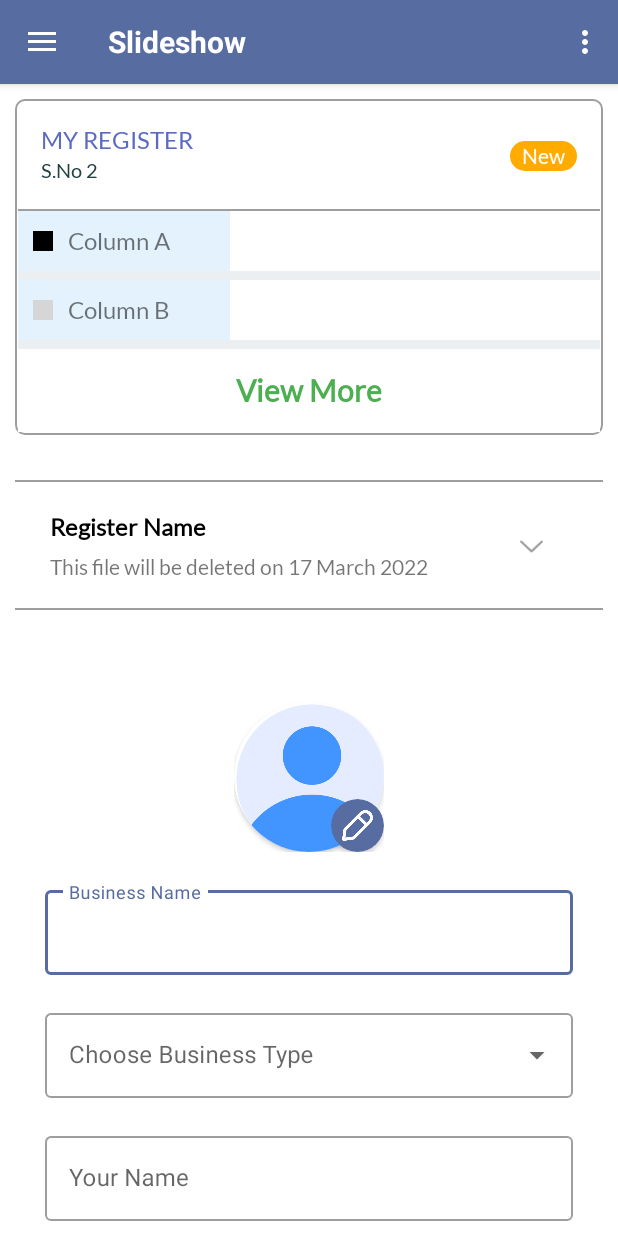
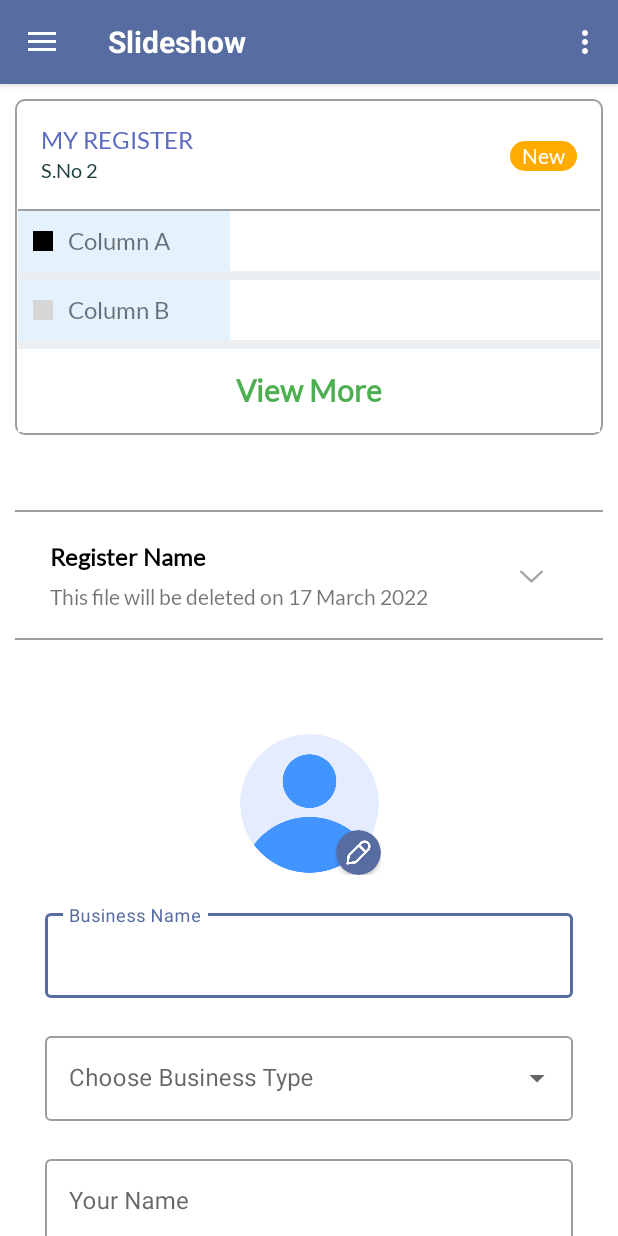
Before and after one commit to MayankChowdhary/DraggerList, an Android app: the screen it shows after launch (MainActivity), on a phone screen of 412 x 824 dp. Run offline under Robolectric (Android 15) with nearby library versions, the light colour scheme and no system bars; our stand-ins replace navigation-ui; Roboto replaces fonts that are not available here.

Commit message:
Added edit profile layout

```diff
--- a/app/src/main/res/layout/edit_profile_layout.xml
+++ b/app/src/main/res/layout/edit_profile_layout.xml
@@ -16,22 +16,23 @@
         app:layout_constraintTop_toTopOf="parent">
 
         <androidx.cardview.widget.CardView
-            android:layout_width="100dp"
-            android:layout_height="100dp"
-            app:cardBackgroundColor="@color/white"
-            app:cardCornerRadius="250dp">
+            android:layout_width="95dp"
+            android:layout_height="95dp"
+            app:cardCornerRadius="250dp"
+            android:background="@color/white"
+            app:cardElevation="0dp">
 
             <ImageView
                 android:id="@+id/profile_image"
-                android:layout_width="104dp"
-                android:layout_height="104dp"
+                android:layout_width="95dp"
+                android:layout_height="95dp"
                 android:scaleType="centerCrop"
                 android:src="@drawable/user_profile" />
         </androidx.cardview.widget.CardView>
 
         <androidx.cardview.widget.CardView
-            android:layout_width="35dp"
-            android:layout_height="35dp"
+            android:layout_width="30dp"
+            android:layout_height="30dp"
             android:layout_gravity="bottom|end"
             android:layout_marginStart="10dp"
             android:layout_marginTop="10dp"
@@ -40,8 +41,8 @@
 
             <ImageView
                 android:id="@+id/profile_image_edit"
-                android:layout_width="35dp"
-                android:layout_height="35dp"
+                android:layout_width="30dp"
+                android:layout_height="30dp"
                 android:padding="5dp"
                 android:scaleType="centerCrop"
                 android:src="@drawable/edit_profile"
@@ -155,12 +156,13 @@
         android:layout_width="wrap_content"
         android:layout_height="wrap_content"
         android:text="Delete Business"
-        android:textSize="20sp"
+        android:textSize="18sp"
         android:fontFamily="@font/lato"
         android:textColor="@color/red"
         android:layout_marginTop="30dp"
         android:drawableStart="@drawable/delete"
         android:drawableTint="@color/red"
+        android:textStyle="bold"
         android:drawablePadding="10dp"
         app:layout_constraintEnd_toEndOf="parent"
         app:layout_constraintStart_toStartOf="parent"
@@ -172,10 +174,12 @@
         style="@style/Widget.MaterialComponents.Button"
         android:text="Save"
         android:textAllCaps="false"
-        android:layout_marginTop="40dp"
+        android:layout_marginTop="50dp"
         android:textSize="18sp"
         app:cornerRadius="10dp"
-        android:background="@color/purple_500"
+        app:fontFamily="@font/lato"
+        android:padding="12dp"
+        app:background="@color/purple_500"
         app:layout_constraintEnd_toEndOf="parent"
         app:layout_constraintStart_toStartOf="parent"
         app:layout_constraintTop_toBottomOf="@id/delete_business"
--- a/app/src/main/res/layout/fragment_slideshow.xml
+++ b/app/src/main/res/layout/fragment_slideshow.xml
@@ -27,7 +27,7 @@
             <View
                 android:layout_width="match_parent"
                 android:layout_height="1dp"
-                android:layout_marginTop="30dp"
+                android:layout_marginTop="50dp"
                 android:background="@color/gray_border"/>
             <include
                 layout="@layout/deleted_list_item"
```
